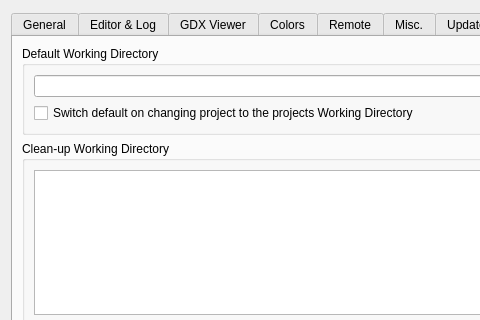
Old version of the form src/settingsdialog.ui in the repository GAMS-dev/studio; both pictures show x 0 to 480 and y 0 to 320 of the 735 by 638 pixel window.
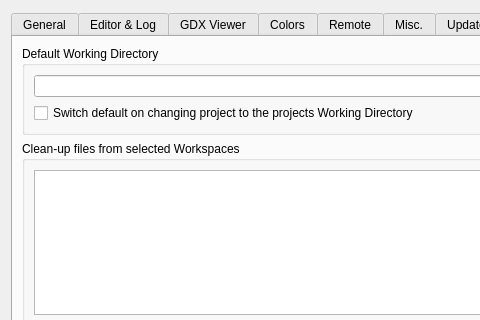
New version of the form. The open tabs and pages were chosen to show the change. Icons and pictures are not drawn.

Commit message: Fixed menu entry, reduced workspaces to checked and used ones, sorted workspaces

```diff
--- a/src/settingsdialog.ui
+++ b/src/settingsdialog.ui
@@ -1933,7 +1933,7 @@
        <item>
         <widget class="QGroupBox" name="cleanWsGroupBox">
          <property name="title">
-          <string>Clean-up Working Directory</string>
+          <string>Clean-up files from selected Workspaces</string>
          </property>
          <layout class="QVBoxLayout" name="verticalLayout_12">
           <item>
```
The commit also changes 4 other files.
